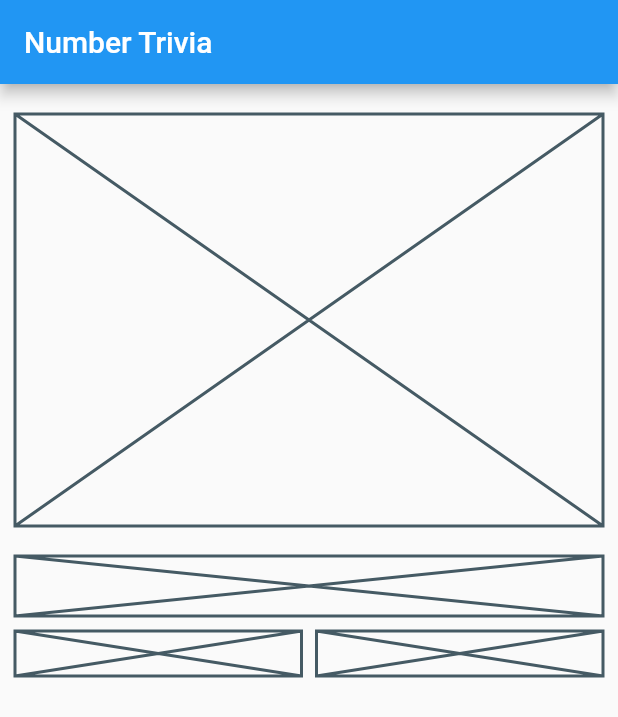
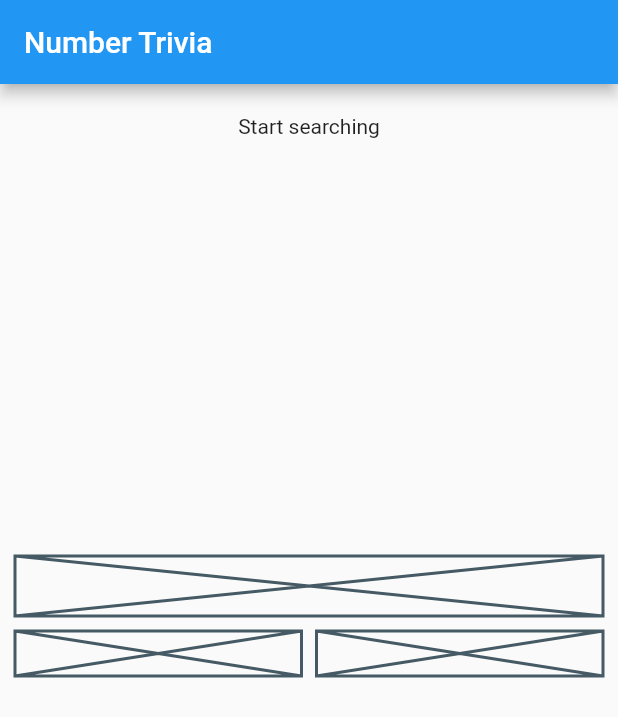
Before and after one commit to MarcoMartins2417/number_trivia_app, a Flutter app: the screen it shows after launch, on a phone screen of 412 x 824 dp. Shown: the top 717 px of the screen. Run offline on Flutter 3.47's test engine with Material 2 defaults, Android fonts, the phone set to English and light mode, and no system bars; our stand-ins replace bloc, dartz, data_connection_checker, equatable, flutter_bloc, get_it and 1 more.

Commit message:
14 - Created widget for Message Display

```diff
--- a/number_trivia_app/lib/features/number_trivia/presentation/pages/number_trivia_page.dart
+++ b/number_trivia_app/lib/features/number_trivia/presentation/pages/number_trivia_page.dart
@@ -3,6 +3,7 @@ import 'package:flutter_bloc/flutter_bloc.dart';
 import 'package:number_trivia_app/features/number_trivia/presentation/bloc/number_trivia_bloc.dart';
 
 import '../../../../injection_container.dart';
+import '../bloc/number_trivia_state.dart';
 
 class NumberTriviaPage extends StatelessWidget {
   @override
@@ -19,9 +20,14 @@ class NumberTriviaPage extends StatelessWidget {
           child: Column(
             children: <Widget>[
               SizedBox(height: 10),
-              Container(
-                height: MediaQuery.of(context).size.height / 3,
-                child: Placeholder(),
+              BlocBuilder<NumberTriviaBloc, NumberTriviaState>(
+                // ignore: missing_return
+                builder: (context, state) {
+                  if (state is Empty) {
+                    return MessageDisplay(message: 'Start searching',
+                    );
+                  }
+                },
               ),
               SizedBox(height: 20),
               Column(
@@ -46,3 +52,19 @@ class NumberTriviaPage extends StatelessWidget {
     );
   }
 }
+
+class MessageDisplay extends StatelessWidget {
+  final String message;
+
+  const MessageDisplay({
+    Key key, this.message,
+  }) : super(key: key);
+
+  @override
+  Widget build(BuildContext context) {
+    return Container(
+      height: MediaQuery.of(context).size.height / 3,
+      child: Text(message),
+    );
+  }
+}
```
